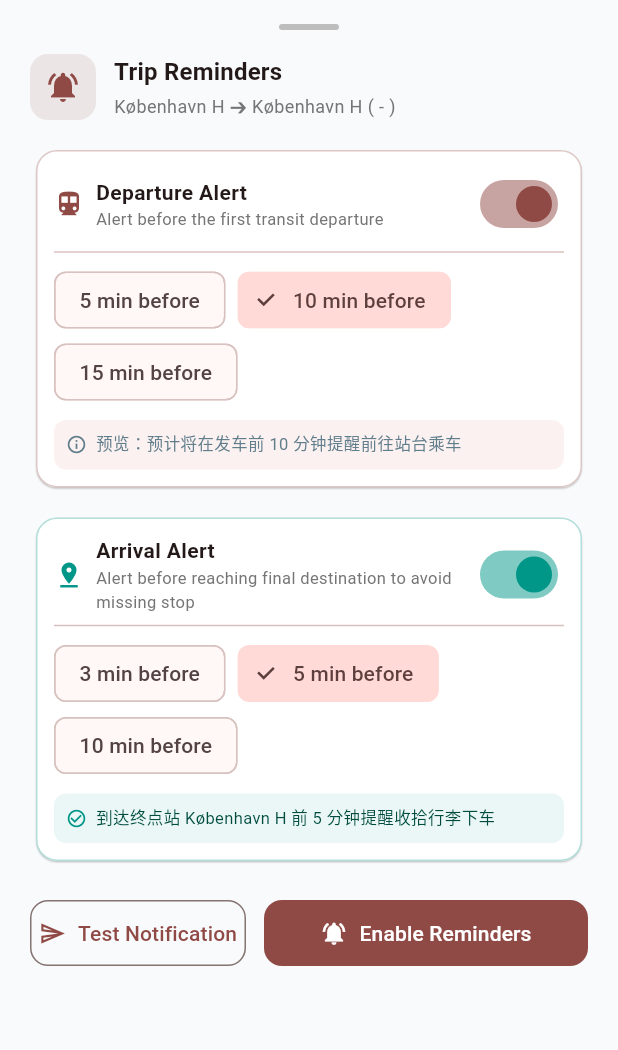
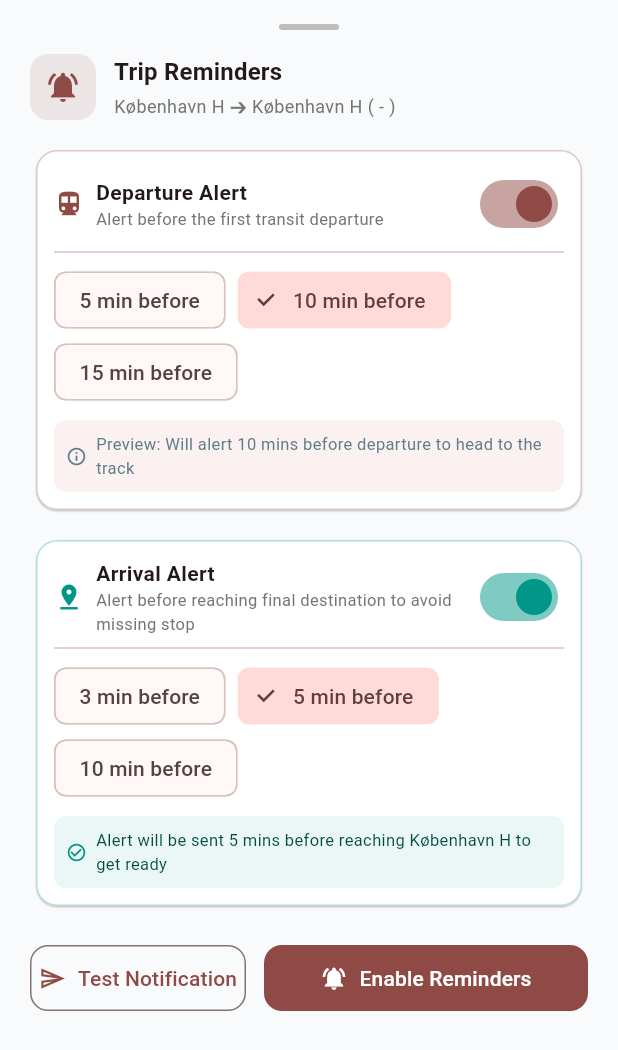
Before and after one commit to gwj0323/Rejseplanen-Desktop, a Flutter app: the TripReminderSheet widget shown alone on an empty page, opened directly with sample values from the repository, on a phone screen of 412 x 824 dp. Shown: the top 1050 px of the screen. Run offline on Flutter 3.47's test engine with Material 3 defaults, Android fonts, the phone set to English and light mode, and no system bars; drawn by our look-alikes of dynamic_color; our stand-ins replace flutter_local_notifications, geolocator, permission_handler, shared_preferences, timezone; accounts and stored records are empty.

Commit message:
fix(i18n): Localize reminder previews, push notifications, and screen labels for all languages

```diff
--- a/rejseplanen_mobile/lib/i18n/translations.dart
+++ b/rejseplanen_mobile/lib/i18n/translations.dart
@@ -75,6 +75,29 @@ class I18n {
       "reminder_perm_dialog_body": "手机系统尚未允许 Rejseplanen 发送通知。请在系统设置中开启「允许通知」，否则将无法收到行程提醒。",
       "reminder_perm_open_settings": "打开系统设置",
       "common_cancel": "取消",
+      "reminder_dep_preview": "预览：预计将在发车前 {mins} 分钟提醒前往站台乘车",
+      "reminder_transfer_count": "{count} 次换乘",
+      "reminder_transfer_preview": "到达中转站前 5 分钟提醒换乘并提示下一程车次及站台",
+      "reminder_arr_preview": "到达终点站 {station} 前 {mins} 分钟提醒收拾行李下车",
+
+      // Notification Push Messages
+      "notif_dep_title": "🚆 出发提醒：{line} 即将发车",
+      "notif_dep_body": "计划 {time} 从 {origin} 出发前往 {dest}{track}，请提前检票候车！",
+      "notif_transfer_title": "🔄 换乘提醒：准备在 {station} 换乘",
+      "notif_transfer_body": "列车即将在 {arrTime} 到达 {station}。请准备换乘 {nextLine}{nextTrack}，下一程发车时间为 {depTime}。",
+      "notif_arr_title": "📍 下车提醒：即将到达终点站 {station}",
+      "notif_arr_body": "列车预计将在 {time} 到达终点站 {station}，请提前收拾随身行李物品，注意下车安全！",
+      "notif_track_suffix": "（{track} 站台）",
+      "notif_transit_fallback": "车次",
+
+      // Extra Screen Keys
+      "station_go_settings": "去设置",
+      "station_enable_gps": "开启GPS",
+      "station_search_results_count": "搜索结果 ({count})",
+      "station_perm_denied_btn": "去设置开启",
+      "station_gps_disabled_btn": "开启定位",
+      "trip_results_count": "{count} 条路线",
+      "settings_key_chars": "{count} 位",
 
       // Board
       "board_title": "实时大屏",
@@ -266,6 +289,29 @@ class I18n {
       "reminder_perm_dialog_body": "Notifications are disabled for Rejseplanen. Please enable notifications in system settings to receive timely trip alerts.",
       "reminder_perm_open_settings": "Open Settings",
       "common_cancel": "Cancel",
+      "reminder_dep_preview": "Preview: Will alert {mins} mins before departure to head to the track",
+      "reminder_transfer_count": "{count} transfers",
+      "reminder_transfer_preview": "Alert sent 5 mins before transfer station with next line and track info",
+      "reminder_arr_preview": "Alert will be sent {mins} mins before reaching {station} to get ready",
+
+      // Notification Push Messages
+      "notif_dep_title": "🚆 Departure Alert: {line} departing soon",
+      "notif_dep_body": "Scheduled {time} from {origin} to {dest}{track}. Please be ready!",
+      "notif_transfer_title": "🔄 Transfer Alert: Prepare to change at {station}",
+      "notif_transfer_body": "Arriving at {station} at {arrTime}. Prepare to transfer to {nextLine}{nextTrack}, departing at {depTime}.",
+      "notif_arr_title": "📍 Arrival Alert: Approaching final stop {station}",
+      "notif_arr_body": "Estimated arrival at {station} at {time}. Please remember your belongings and prepare to exit!",
+      "notif_track_suffix": " (Track {track})",
+      "notif_transit_fallback": "Transit",
+
+      // Extra Screen Keys
+      "station_go_settings": "Settings",
+      "station_enable_gps": "Turn On GPS",
+      "station_search_results_count": "Search Results ({count})",
+      "station_perm_denied_btn": "Open Settings",
+      "station_gps_disabled_btn": "Turn On Location",
+      "trip_results_count": "{count} routes",
+      "settings_key_chars": "{count} chars",
 
       // Board
       "board_title": "Live Departures",
@@ -457,6 +503,29 @@ class I18n {
       "reminder_perm_dialog_body": "Notifikationer er deaktiveret for Rejseplanen. Tillad venligst notifikationer i systemindstillinger.",
       "reminder_perm_open_settings": "Åbn indstillinger",
       "common_cancel": "Annuller",
+      "reminder_dep_preview": "Forhåndsvisning: Påmindelse sendes {mins} min før afgang for at gå til sporet",
+      "reminder_transfer_count": "{count} skift",
+      "reminder_transfer_preview": "Advarsel sendes 5 min før skiftestation med information om næste linje og spor",
+      "reminder_arr_preview": "Påmindelse sendes {mins} min før ankomst til {station} om at stige af",
+
+      // Notification Push Messages
+      "notif_dep_title": "🚆 Afgangspåmindelse: {line} afgår snart",
+      "notif_dep_body": "Planlagt afgang {time} fra {origin} mod {dest}{track}. Vær klar på perronen!",
+      "notif_transfer_title": "🔄 Skiftepåmindelse: Forbered skift på {station}",
+      "notif_transfer_body": "Ankommer til {station} kl. {arrTime}. Skift til {nextLine}{nextTrack}, som afgår kl. {depTime}.",
+      "notif_arr_title": "📍 Ankomstpåmindelse: Nærmer sig endestation {station}",
+      "notif_arr_body": "Forventet ankomst til {station} kl. {time}. Husk al din bagage og gør klar til at stige af!",
+      "notif_track_suffix": " (Spor {track})",
+      "notif_transit_fallback": "Tog/Bus",
+
+      // Extra Screen Keys
+      "station_go_settings": "Indstillinger",
+      "station_enable_gps": "Aktivér GPS",
+      "station_search_results_count": "Søgeresultater ({count})",
+      "station_perm_denied_btn": "Åbn indstillinger",
+      "station_gps_disabled_btn": "Slå placering til",
+      "trip_results_count": "{count} ruter",
+      "settings_key_chars": "{count} tegn",
 
       // Board
       "board_title": "Afgangstavle",
@@ -578,15 +647,21 @@ class I18n {
     }
   };
 
-  static String t(BuildContext context, String key) {
+  static String t(BuildContext context, String key, [Map<String, String>? params]) {
     final lang = Provider.of<AppConfig>(context, listen: true).effectiveLanguage;
-    return _translations[lang]?[key] ??
+    String str = _translations[lang]?[key] ??
         _translations['en_US']?[key] ??
         _translations['zh_CN']?[key] ??
         key;
+    if (params != null) {
+      params.forEach((k, v) {
+        str = str.replaceAll('{$k}', v);
+      });
+    }
+    return str;
   }
 
-  static String tr(String key, String lang) {
+  static String tr(String key, String lang, [Map<String, String>? params]) {
     String resolved = lang;
     if (resolved == 'system') {
       try {
@@ -603,9 +678,15 @@ class I18n {
         resolved = 'en_US';
       }
     }
-    return _translations[resolved]?[key] ??
+    String str = _translations[resolved]?[key] ??
         _translations['en_US']?[key] ??
         _translations['zh_CN']?[key] ??
         key;
+    if (params != null) {
+      params.forEach((k, v) {
+        str = str.replaceAll('{$k}', v);
+      });
+    }
+    return str;
   }
 }
--- a/rejseplanen_mobile/lib/screens/settings_screen.dart
+++ b/rejseplanen_mobile/lib/screens/settings_screen.dart
@@ -153,7 +153,7 @@ class _SettingsScreenState extends State<SettingsScreen> {
                       const SizedBox(width: 4),
                       Text(
                         config.hasApiKey
-                            ? "${I18n.t(context, "settings_api_status_saved")} (${config.apiKey.length} 位)"
+                            ? "${I18n.t(context, "settings_api_status_saved")} (${I18n.t(context, "settings_key_chars", {"count": "${config.apiKey.length}"})})"
                             : I18n.t(context, "settings_api_status_none"),
                         style: TextStyle(
                           fontSize: 11.5,
--- a/rejseplanen_mobile/lib/screens/trip_screen.dart
+++ b/rejseplanen_mobile/lib/screens/trip_screen.dart
@@ -383,7 +383,7 @@ class _TripScreenState extends State<TripScreen> {
                     ),
                     const Spacer(),
                     Text(
-                      "${_trips.length} 条路线",
+                      I18n.t(context, "trip_results_count", {"count": "${_trips.length}"}),
                       style: TextStyle(color: Colors.grey.shade600, fontSize: 12),
                     ),
                   ],
--- a/rejseplanen_mobile/lib/services/api_client.dart
+++ b/rejseplanen_mobile/lib/services/api_client.dart
@@ -236,7 +236,7 @@ class RejseplanenApiClient {
           lon: s.lon,
           types: s.types,
           desc: s.desc,
-          distance: "距您 ${LocationService.formatDistance(lat, lon, s.lat, s.lon)}",
+          distance: LocationService.formatDistance(lat, lon, s.lat, s.lon),
         );
       }).toList();
       return ApiResult(
--- a/rejseplanen_mobile/lib/services/notification_service.dart
+++ b/rejseplanen_mobile/lib/services/notification_service.dart
@@ -5,6 +5,7 @@ import 'package:timezone/data/latest_all.dart' as tz;
 import 'package:timezone/timezone.dart' as tz;
 import '../models/trip.dart';
 import '../models/station.dart';
+import '../i18n/translations.dart';
 
 class NotificationService {
   static final NotificationService _instance = NotificationService._internal();
@@ -171,7 +172,7 @@ class NotificationService {
   }
 
   /// Schedule trip reminders for departure, transfers, and arrival
-  Future<List<Map<String, dynamic>> > scheduleTripReminders({
+  Future<List<Map<String, dynamic>>> scheduleTripReminders({
     required TripProposal trip,
     required Station origin,
     required Station destination,
@@ -180,6 +181,7 @@ class NotificationService {
     bool enableTransfer = true,
     bool enableArrival = true,
     int arrAdvanceMinutes = 5,
+    String lang = 'en_US',
   }) async {
     await init();
     await requestPermission();
@@ -193,13 +195,18 @@ class NotificationService {
       final triggerTime = depDateTime.subtract(Duration(minutes: depAdvanceMinutes));
       final int depId = (trip.idx.hashCode + 101).abs() % 100000;
 
-      final firstLegName = trip.legs.isNotEmpty ? trip.legs.first.name : '车次';
+      final firstLegName = trip.legs.isNotEmpty ? trip.legs.first.name : I18n.tr('notif_transit_fallback', lang);
       final platform = trip.legs.isNotEmpty && trip.legs.first.origin.track.isNotEmpty && trip.legs.first.origin.track != '-'
-          ? '（${trip.legs.first.origin.track} 站台）'
+          ? I18n.tr('notif_track_suffix', lang, {'track': trip.legs.first.origin.track})
           : '';
 
-      final title = '🚆 出发提醒：$firstLegName 即将发车';
-      final body = '计划 ${trip.depTime} 从 ${origin.name} 出发前往 ${destination.name}$platform，请提前检票候车！';
+      final title = I18n.tr('notif_dep_title', lang, {'line': firstLegName});
+      final body = I18n.tr('notif_dep_body', lang, {
+        'time': trip.depTime,
+        'origin': origin.name,
+        'dest': destination.name,
+        'track': platform,
+      });
 
       if (triggerTime.isAfter(now)) {
         await _scheduleSingle(depId, title, body, triggerTime, 'dep');
@@ -237,11 +244,17 @@ class NotificationService {
         final int transferId = (trip.idx.hashCode + 200 + i).abs() % 100000;
 
         final nextPlatform = nextLeg.origin.track.isNotEmpty && nextLeg.origin.track != '-'
-            ? '（${nextLeg.origin.track} 站台）'
+            ? I18n.tr('notif_track_suffix', lang, {'track': nextLeg.origin.track})
             : '';
 
-        final title = '🔄 换乘提醒：准备在 ${currentLeg.destination.name} 换乘';
-        final body = '列车即将在 ${currentLeg.destination.time} 到达 ${currentLeg.destination.name}。请准备换乘 ${nextLeg.name}$nextPlatform，下一程发车时间为 ${nextLeg.origin.time}。';
+        final title = I18n.tr('notif_transfer_title', lang, {'station': currentLeg.destination.name});
+        final body = I18n.tr('notif_transfer_body', lang, {
+          'arrTime': currentLeg.destination.time,
+          'station': currentLeg.destination.name,
+          'nextLine': nextLeg.name,
+          'nextTrack': nextPlatform,
+          'depTime': nextLeg.origin.time,
+        });
 
         if (triggerTime.isAfter(now)) {
           await _scheduleSingle(transferId, title, body, triggerTime, 'transfer_$i');
@@ -262,8 +275,11 @@ class NotificationService {
       final triggerTime = arrDateTime.subtract(Duration(minutes: arrAdvanceMinutes));
       final int arrId = (trip.idx.hashCode + 301).abs() % 100000;
 
-      final title = '📍 下车提醒：即将到达终点站 ${destination.name}';
-      final body = '列车预计将在 ${trip.arrTime} 到达终点站 ${destination.name}，请提前收拾随身行李物品，注意下车安全！';
+      final title = I18n.tr('notif_arr_title', lang, {'station': destination.name});
+      final body = I18n.tr('notif_arr_body', lang, {
+        'time': trip.arrTime,
+        'station': destination.name,
+      });
 
       if (triggerTime.isAfter(now)) {
         await _scheduleSingle(arrId, title, body, triggerTime, 'arr');
--- a/rejseplanen_mobile/lib/widgets/trip_reminder_sheet.dart
+++ b/rejseplanen_mobile/lib/widgets/trip_reminder_sheet.dart
@@ -274,7 +274,7 @@ class _TripReminderSheetState extends State<TripReminderSheet> with WidgetsBindi
                         const SizedBox(width: 6),
                         Expanded(
                           child: Text(
-                            "预览：预计将在发车前 $_depMinutes 分钟提醒前往站台乘车",
+                            I18n.t(context, "reminder_dep_preview", {"mins": "$_depMinutes"}),
                             style: const TextStyle(fontSize: 11, color: Colors.blueGrey),
                           ),
                         ),
@@ -292,7 +292,7 @@ class _TripReminderSheetState extends State<TripReminderSheet> with WidgetsBindi
                 context: context,
                 icon: Icons.transfer_within_a_station,
                 iconColor: Colors.deepOrange,
-                title: "${I18n.t(context, "reminder_transfer_title")} (${widget.trip.changes} 次换乘)",
+                title: "${I18n.t(context, "reminder_transfer_title")} (${I18n.t(context, "reminder_transfer_count", {"count": "${widget.trip.changes}"})})",
                 subtitle: I18n.t(context, "reminder_transfer_desc"),
                 enabled: _enableTransfer,
                 onToggle: (v) => setState(() => _enableTransfer = v),
@@ -308,7 +308,7 @@ class _TripReminderSheetState extends State<TripReminderSheet> with WidgetsBindi
                       const SizedBox(width: 6),
                       Expanded(
                         child: Text(
-                          "到达中转站前 5 分钟提醒换乘并提示下一程车次及站台",
+                          I18n.t(context, "reminder_transfer_preview"),
                           style: TextStyle(fontSize: 11, color: Colors.deepOrange.shade900),
                         ),
                       ),
@@ -357,7 +357,10 @@ class _TripReminderSheetState extends State<TripReminderSheet> with WidgetsBindi
                         const SizedBox(width: 6),
                         Expanded(
                           child: Text(
-                            "到达终点站 ${widget.destination.name} 前 $_arrMinutes 分钟提醒收拾行李下车",
+                            I18n.t(context, "reminder_arr_preview", {
+                              "station": widget.destination.name,
+                              "mins": "$_arrMinutes",
+                            }),
                             style: TextStyle(fontSize: 11, color: Colors.teal.shade900),
                           ),
                         ),
@@ -565,6 +568,7 @@ class _TripReminderSheetState extends State<TripReminderSheet> with WidgetsBindi
       enableTransfer: _enableTransfer,
       enableArrival: _enableArr,
       arrAdvanceMinutes: _arrMinutes,
+      lang: config.effectiveLanguage,
     );
 
     config.setTripReminderActive(widget.trip.idx, true);
```
Also changed, not shown: rejseplanen_mobile/lib/screens/station_screen.dart (+5 -5 lines).
